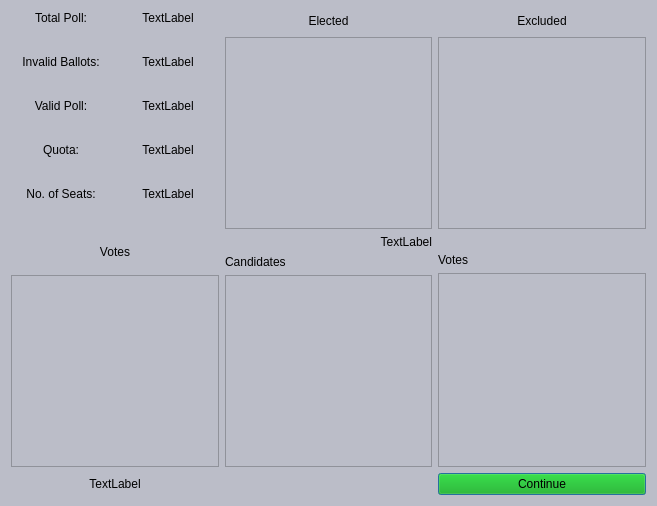
Old version of the form countdialog.ui in the repository geaney91/E-CountApp.
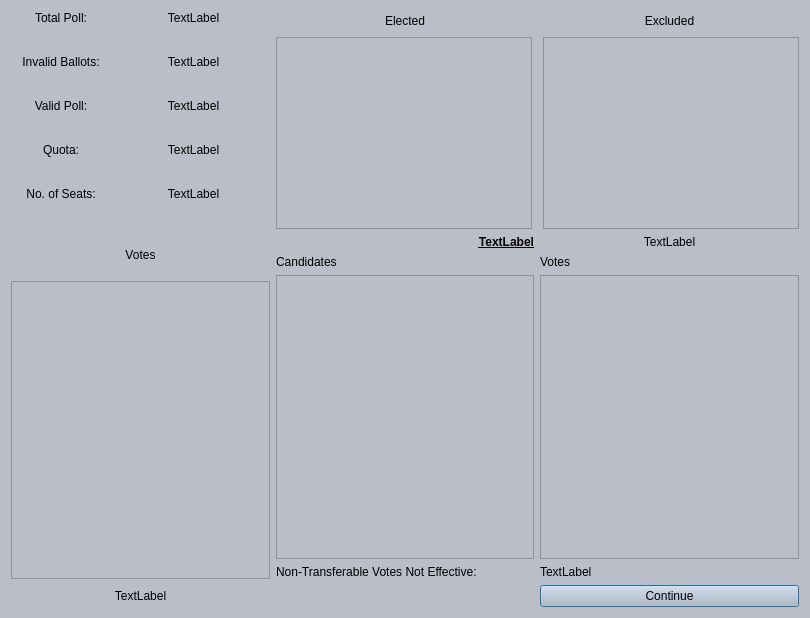
New version of the form.

```diff
--- a/countdialog.ui
+++ b/countdialog.ui
@@ -6,8 +6,8 @@
    <rect>
     <x>0</x>
     <y>0</y>
-    <width>657</width>
-    <height>506</height>
+    <width>810</width>
+    <height>618</height>
    </rect>
   </property>
   <property name="windowTitle">
@@ -194,12 +194,25 @@
      </item>
      <item row="1" column="2">
       <layout class="QVBoxLayout" name="verticalLayout_2">
+       <item>
+        <widget class="QLabel" name="count_distirubution_info_lbl">
+         <property name="text">
+          <string>TextLabel</string>
+         </property>
+         <property name="alignment">
+          <set>Qt::AlignHCenter|Qt::AlignTop</set>
+         </property>
+         <property name="margin">
+          <number>10</number>
+         </property>
+        </widget>
+       </item>
        <item>
         <widget class="QLabel" name="votes_count_lbl">
          <property name="minimumSize">
           <size>
            <width>0</width>
-           <height>32</height>
+           <height>0</height>
           </size>
          </property>
          <property name="text">
@@ -211,7 +224,21 @@
         </widget>
        </item>
        <item>
-        <widget class="QListWidget" name="votes_count_list"/>
+        <widget class="QListWidget" name="votes_count_list">
+         <property name="selectionMode">
+          <enum>QAbstractItemView::NoSelection</enum>
+         </property>
+        </widget>
+       </item>
+       <item>
+        <widget class="QLabel" name="votesNotEffectiveLbl2">
+         <property name="text">
+          <string>TextLabel</string>
+         </property>
+         <property name="margin">
+          <number>5</number>
+         </property>
+        </widget>
        </item>
       </layout>
      </item>
@@ -241,7 +268,7 @@
      <item row="2" column="2">
       <widget class="QPushButton" name="continue_btn">
        <property name="sizePolicy">
-        <sizepolicy hsizetype="Preferred" vsizetype="Preferred">
+        <sizepolicy hsizetype="Preferred" vsizetype="Fixed">
          <horstretch>0</horstretch>
          <verstretch>0</verstretch>
         </sizepolicy>
@@ -253,8 +280,7 @@
         </size>
        </property>
        <property name="styleSheet">
-        <string notr="true">border-color: rgb(255, 0, 0);
-background-color: rgb(0, 170, 0);</string>
+        <string notr="true"/>
        </property>
        <property name="text">
         <string>Continue</string>
@@ -266,15 +292,15 @@
        <item>
         <widget class="QLabel" name="votes_lbl">
          <property name="sizePolicy">
-          <sizepolicy hsizetype="Preferred" vsizetype="Preferred">
+          <sizepolicy hsizetype="Minimum" vsizetype="Fixed">
            <horstretch>0</horstretch>
            <verstretch>0</verstretch>
           </sizepolicy>
          </property>
          <property name="minimumSize">
           <size>
-           <width>20</width>
-           <height>20</height>
+           <width>100</width>
+           <height>40</height>
           </size>
          </property>
          <property name="text">
@@ -285,7 +311,7 @@
          </property>
         </widget>
        </item>
-       <item alignment="Qt::AlignLeft|Qt::AlignVCenter">
+       <item>
         <widget class="QListWidget" name="votes_list">
          <property name="sizePolicy">
           <sizepolicy hsizetype="Expanding" vsizetype="Expanding">
@@ -295,7 +321,7 @@
          </property>
          <property name="minimumSize">
           <size>
-           <width>100</width>
+           <width>0</width>
            <height>0</height>
           </size>
          </property>
@@ -311,6 +337,9 @@
        <property name="alignment">
         <set>Qt::AlignCenter</set>
        </property>
+       <property name="margin">
+        <number>10</number>
+       </property>
       </widget>
      </item>
      <item row="0" column="1">
@@ -340,23 +369,56 @@
       <layout class="QVBoxLayout" name="verticalLayout">
        <item>
         <widget class="QLabel" name="results_lbl">
+         <property name="font">
+          <font>
+           <weight>75</weight>
+           <bold>true</bold>
+           <underline>true</underline>
+          </font>
+         </property>
          <property name="text">
           <string>TextLabel</string>
          </property>
          <property name="alignment">
-          <set>Qt::AlignRight|Qt::AlignTrailing|Qt::AlignVCenter</set>
+          <set>Qt::AlignRight|Qt::AlignTop|Qt::AlignTrailing</set>
+         </property>
+         <property name="margin">
+          <number>10</number>
          </property>
         </widget>
        </item>
        <item>
         <widget class="QLabel" name="candidates_lbl">
+         <property name="minimumSize">
+          <size>
+           <width>0</width>
+           <height>0</height>
+          </size>
+         </property>
          <property name="text">
           <string>Candidates</string>
          </property>
+         <property name="alignment">
+          <set>Qt::AlignBottom|Qt::AlignLeading|Qt::AlignLeft</set>
+         </property>
         </widget>
        </item>
        <item>
-        <widget class="QListWidget" name="candidates_list"/>
+        <widget class="QListWidget" name="candidates_list">
+         <property name="selectionMode">
+          <enum>QAbstractItemView::NoSelection</enum>
+         </property>
+        </widget>
+       </item>
+       <item>
+        <widget class="QLabel" name="votesNotEffectiveLbl1">
+         <property name="text">
+          <string>Non-Transferable Votes Not Effective:</string>
+         </property>
+         <property name="margin">
+          <number>5</number>
+         </property>
+        </widget>
        </item>
       </layout>
      </item>
```
